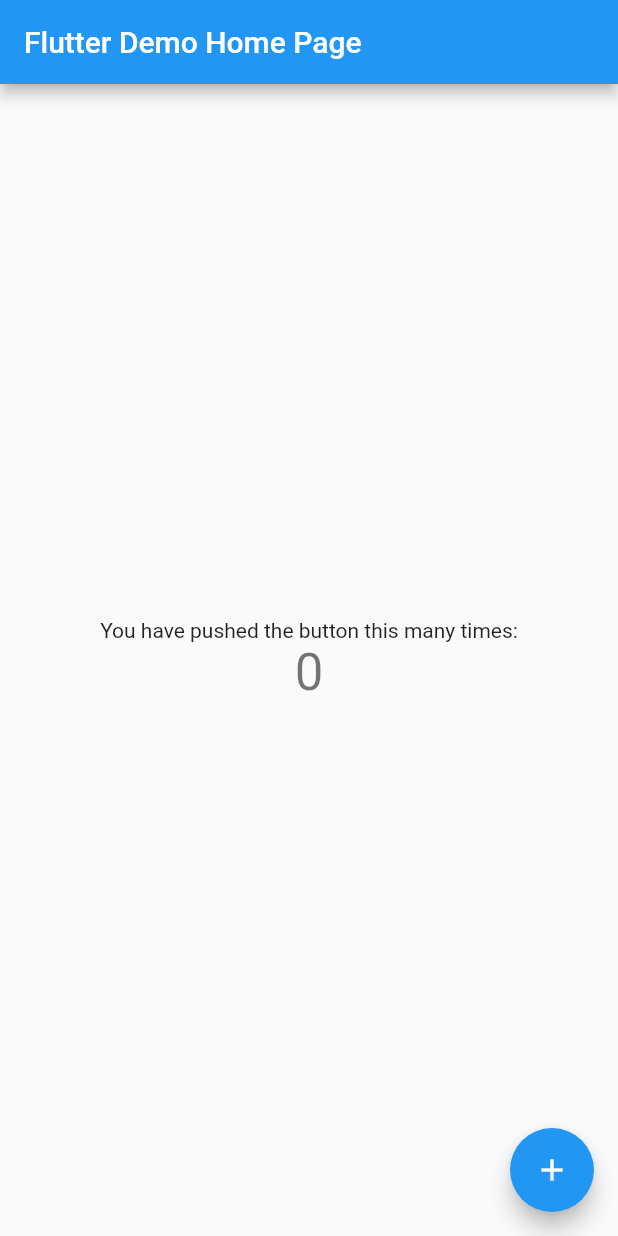
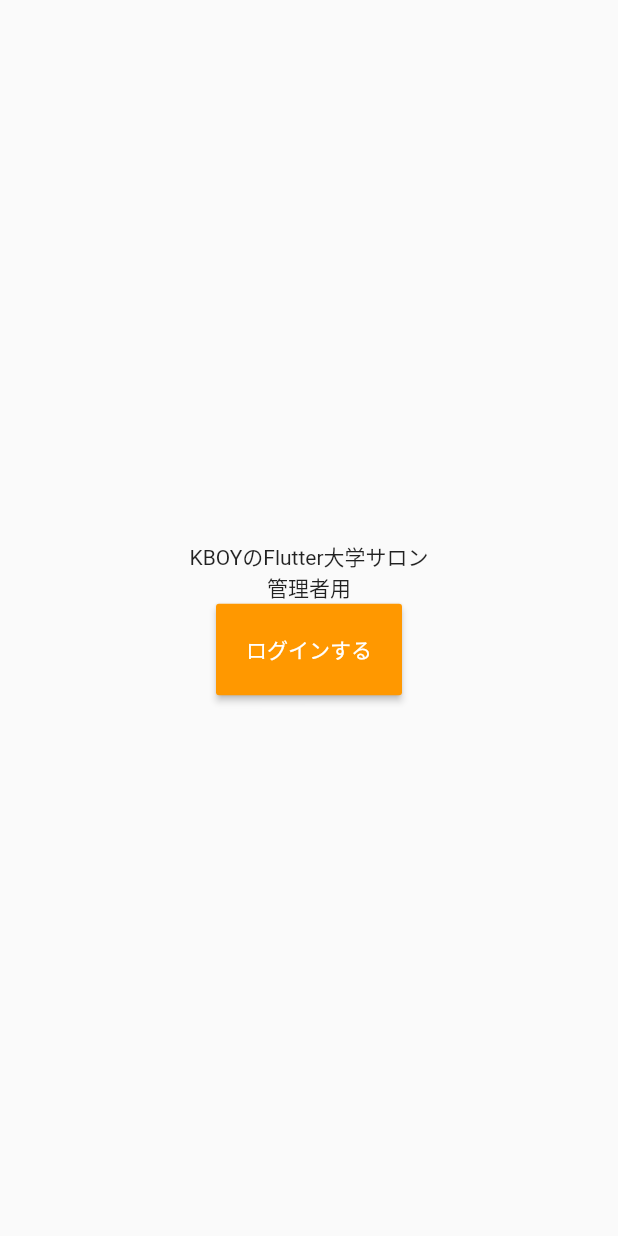
Before and after one commit to kyoro1006/flutter_web_app, a Flutter app: the screen it shows after launch, on a phone screen of 412 x 824 dp. Run offline on Flutter 3.47's test engine with Material 2 defaults, Android fonts, the phone set to English and light mode, and no system bars.

Commit message:
ワイヤーフレーム作成

```diff
--- a/lib/main.dart
+++ b/lib/main.dart
@@ -1,117 +1,59 @@
 import 'package:flutter/material.dart';
+import 'package:flutter_web_app/main.dart';
+import 'package:flutter_web_app/top/top_page.dart';
+
+import 'common/cn_widget.dart';
 
 void main() {
   runApp(MyApp());
 }
 
 class MyApp extends StatelessWidget {
-  // This widget is the root of your application.
   @override
   Widget build(BuildContext context) {
     return MaterialApp(
+      debugShowCheckedModeBanner: false, //debag表示消す
       title: 'Flutter Demo',
       theme: ThemeData(
-        // This is the theme of your application.
-        //
-        // Try running your application with "flutter run". You'll see the
-        // application has a blue toolbar. Then, without quitting the app, try
-        // changing the primarySwatch below to Colors.green and then invoke
-        // "hot reload" (press "r" in the console where you ran "flutter run",
-        // or simply save your changes to "hot reload" in a Flutter IDE).
-        // Notice that the counter didn't reset back to zero; the application
-        // is not restarted.
-        primarySwatch: Colors.blue,
-        // This makes the visual density adapt to the platform that you run
-        // the app on. For desktop platforms, the controls will be smaller and
-        // closer together (more dense) than on mobile platforms.
+        // primarySwatch: Colors.,
         visualDensity: VisualDensity.adaptivePlatformDensity,
       ),
-      home: MyHomePage(title: 'Flutter Demo Home Page'),
+      home: MainPage(),
     );
   }
 }
 
-class MyHomePage extends StatefulWidget {
-  MyHomePage({Key key, this.title}) : super(key: key);
-
-  // This widget is the home page of your application. It is stateful, meaning
-  // that it has a State object (defined below) that contains fields that affect
-  // how it looks.
-
-  // This class is the configuration for the state. It holds the values (in this
-  // case the title) provided by the parent (in this case the App widget) and
-  // used by the build method of the State. Fields in a Widget subclass are
-  // always marked "final".
-
-  final String title;
-
-  @override
-  _MyHomePageState createState() => _MyHomePageState();
-}
-
-class _MyHomePageState extends State<MyHomePage> {
-  int _counter = 0;
-
-  void _incrementCounter() {
-    setState(() {
-      // This call to setState tells the Flutter framework that something has
-      // changed in this State, which causes it to rerun the build method below
-      // so that the display can reflect the updated values. If we changed
-      // _counter without calling setState(), then the build method would not be
-      // called again, and so nothing would appear to happen.
-      _counter++;
-    });
-  }
-
+class MainPage extends StatelessWidget {
   @override
   Widget build(BuildContext context) {
-    // This method is rerun every time setState is called, for instance as done
-    // by the _incrementCounter method above.
-    //
-    // The Flutter framework has been optimized to make rerunning build methods
-    // fast, so that you can just rebuild anything that needs updating rather
-    // than having to individually change instances of widgets.
     return Scaffold(
-      appBar: AppBar(
-        // Here we take the value from the MyHomePage object that was created by
-        // the App.build method, and use it to set our appbar title.
-        title: Text(widget.title),
-      ),
-      body: Center(
-        // Center is a layout widget. It takes a single child and positions it
-        // in the middle of the parent.
+      body: Container(
+        constraints: BoxConstraints.expand(),
         child: Column(
-          // Column is also a layout widget. It takes a list of children and
-          // arranges them vertically. By default, it sizes itself to fit its
-          // children horizontally, and tries to be as tall as its parent.
-          //
-          // Invoke "debug painting" (press "p" in the console, choose the
-          // "Toggle Debug Paint" action from the Flutter Inspector in Android
-          // Studio, or the "Toggle Debug Paint" command in Visual Studio Code)
-          // to see the wireframe for each widget.
-          //
-          // Column has various properties to control how it sizes itself and
-          // how it positions its children. Here we use mainAxisAlignment to
-          // center the children vertically; the main axis here is the vertical
-          // axis because Columns are vertical (the cross axis would be
-          // horizontal).
           mainAxisAlignment: MainAxisAlignment.center,
-          children: <Widget>[
+          crossAxisAlignment: CrossAxisAlignment.center,
+          children: [
             Text(
-              'You have pushed the button this many times:',
+              'KBOYのFlutter大学サロン',
             ),
-            Text(
-              '$_counter',
-              style: Theme.of(context).textTheme.headline4,
+            Text('管理者用'),
+            RaisedButton(
+              child: Text("ログインする"),
+              padding: EdgeInsets.all(20.0),
+              color: Colors.orange,
+              textColor: Colors.white,
+              onPressed: () {
+                CnWidget.sSalonName = "KBOYのFlutter大学サロン";
+                CnWidget.sLoginName = "Kboy";
+                Navigator.push(
+                  context,
+                  MaterialPageRoute(builder: (context) => TopPage()),
+                );
+              },
             ),
           ],
         ),
       ),
-      floatingActionButton: FloatingActionButton(
-        onPressed: _incrementCounter,
-        tooltip: 'Increment',
-        child: Icon(Icons.add),
-      ), // This trailing comma makes auto-formatting nicer for build methods.
     );
   }
 }
```
Also changed, not shown: lib/common/cn_widget.dart (added, +201 -0 lines), lib/top/top_page.dart (added, +99 -0 lines), pubspec.yaml (+1 -20 lines).
